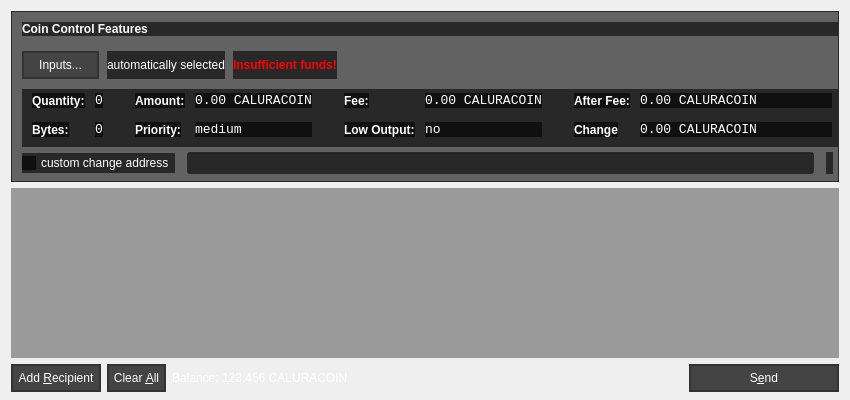
Before: the Qt Designer form src/qt/forms/sendcoinsdialog.ui in laurobeleche/Caluracoin, drawn with Qt 5.
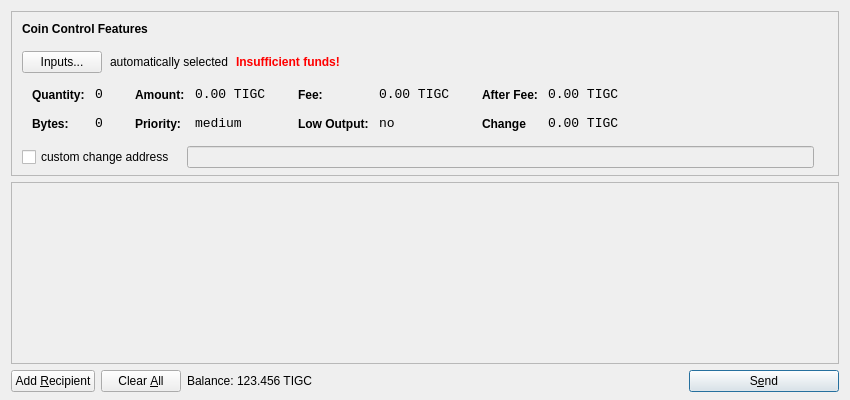
After: the same form once the commit is applied. Icons and pictures are not drawn.

Patch:
```diff
--- a/src/qt/forms/sendcoinsdialog.ui
+++ b/src/qt/forms/sendcoinsdialog.ui
@@ -13,9 +13,6 @@
   <property name="windowTitle">
    <string>Send Coins</string>
   </property>
-  <property name="styleSheet">
-   <string notr="true">QToolTip {color: white; border: 1px solid white; background-color: blue;}</string>
-  </property>
   <layout class="QVBoxLayout" name="verticalLayout" stretch="0,1,0">
    <property name="bottomMargin">
     <number>8</number>
@@ -34,9 +31,6 @@
        <height>16777215</height>
       </size>
      </property>
-     <property name="styleSheet">
-      <string notr="true">background: rgba(0, 0, 0, 150);</string>
-     </property>
      <property name="frameShape">
       <enum>QFrame::StyledPanel</enum>
      </property>
@@ -45,7 +39,7 @@
      </property>
      <layout class="QVBoxLayout" name="verticalLayoutCoinControl2">
       <property name="spacing">
-       <number>7</number>
+       <number>-1</number>
       </property>
       <property name="leftMargin">
        <number>0</number>
@@ -90,7 +84,7 @@
              </font>
             </property>
             <property name="styleSheet">
-             <string notr="true">font-weight:bold; color: white;</string>
+             <string notr="true">font-weight:bold;</string>
             </property>
             <property name="text">
              <string>Coin Control Features</string>
@@ -110,8 +104,7 @@
           <item>
            <widget class="QPushButton" name="pushButtonCoinControl">
             <property name="styleSheet">
-             <string notr="true">color: white;background-color: #444444; border: 2px solid #333333; padding: 5px 15px 5px 15px;
-</string>
+             <string notr="true"/>
             </property>
             <property name="text">
              <string>Inputs...</string>
@@ -120,9 +113,6 @@
           </item>
           <item>
            <widget class="QLabel" name="labelCoinControlAutomaticallySelected">
-            <property name="styleSheet">
-             <string notr="true">color: white;</string>
-            </property>
             <property name="text">
              <string>automatically selected</string>
             </property>
@@ -226,7 +216,7 @@
                <item row="0" column="0">
                 <widget class="QLabel" name="labelCoinControlQuantityText">
                  <property name="styleSheet">
-                  <string notr="true">font-weight:bold; color: white;</string>
+                  <string notr="true">font-weight:bold;</string>
                  </property>
                  <property name="text">
                   <string>Quantity:</string>
@@ -250,9 +240,6 @@
                  <property name="contextMenuPolicy">
                   <enum>Qt::ActionsContextMenu</enum>
                  </property>
-                 <property name="styleSheet">
-                  <string notr="true">color: white;</string>
-                 </property>
                  <property name="text">
                   <string>0</string>
                  </property>
@@ -267,7 +254,7 @@
                <item row="1" column="0">
                 <widget class="QLabel" name="labelCoinControlBytesText">
                  <property name="styleSheet">
-                  <string notr="true">font-weight:bold; color: white;</string>
+                  <string notr="true">font-weight:bold;</string>
                  </property>
                  <property name="text">
                   <string>Bytes:</string>
@@ -288,9 +275,6 @@
                  <property name="contextMenuPolicy">
                   <enum>Qt::ActionsContextMenu</enum>
                  </property>
-                 <property name="styleSheet">
-                  <string notr="true">color: white;</string>
-                 </property>
                  <property name="text">
                   <string>0</string>
                  </property>
@@ -321,7 +305,7 @@
                <item row="0" column="0">
                 <widget class="QLabel" name="labelCoinControlAmountText">
                  <property name="styleSheet">
-                  <string notr="true">color: white;font-weight:bold;</string>
+                  <string notr="true">font-weight:bold;</string>
                  </property>
                  <property name="text">
                   <string>Amount:</string>
@@ -345,11 +329,8 @@
                  <property name="contextMenuPolicy">
                   <enum>Qt::ActionsContextMenu</enum>
                  </property>
-                 <property name="styleSheet">
-                  <string notr="true">color: white;</string>
-                 </property>
                  <property name="text">
-                  <string>0.00 CALURACOIN</string>
+                  <string>0.00 TIGC</string>
                  </property>
                  <property name="textInteractionFlags">
                   <set>Qt::LinksAccessibleByMouse|Qt::TextSelectableByKeyboard|Qt::TextSelectableByMouse</set>
@@ -359,7 +340,7 @@
                <item row="1" column="0">
                 <widget class="QLabel" name="labelCoinControlPriorityText">
                  <property name="styleSheet">
-                  <string notr="true">color: white;font-weight:bold;</string>
+                  <string notr="true">font-weight:bold;</string>
                  </property>
                  <property name="text">
                   <string>Priority:</string>
@@ -380,9 +361,6 @@
                  <property name="contextMenuPolicy">
                   <enum>Qt::ActionsContextMenu</enum>
                  </property>
-                 <property name="styleSheet">
-                  <string notr="true">color: white;</string>
-                 </property>
                  <property name="text">
                   <string>medium</string>
                  </property>
@@ -413,7 +391,7 @@
                <item row="0" column="0">
                 <widget class="QLabel" name="labelCoinControlFeeText">
                  <property name="styleSheet">
-                  <string notr="true">color: white;font-weight:bold;</string>
+                  <string notr="true">font-weight:bold;</string>
                  </property>
                  <property name="text">
                   <string>Fee:</string>
@@ -437,11 +415,8 @@
                  <property name="contextMenuPolicy">
                   <enum>Qt::ActionsContextMenu</enum>
                  </property>
-                 <property name="styleSheet">
-                  <string notr="true">color: white;</string>
-                 </property>
                  <property name="text">
-                  <string>0.00 CALURACOIN</string>
+                  <string>0.00 TIGC</string>
                  </property>
                  <property name="textInteractionFlags">
                   <set>Qt::LinksAccessibleByMouse|Qt::TextSelectableByKeyboard|Qt::TextSelectableByMouse</set>
@@ -451,7 +426,7 @@
                <item row="1" column="0">
                 <widget class="QLabel" name="labelCoinControlLowOutputText">
                  <property name="styleSheet">
-                  <string notr="true">color: white;font-weight:bold;</string>
+                  <string notr="true">font-weight:bold;</string>
                  </property>
                  <property name="text">
                   <string>Low Output:</string>
@@ -472,9 +447,6 @@
                  <property name="contextMenuPolicy">
                   <enum>Qt::ActionsContextMenu</enum>
                  </property>
-                 <property name="styleSheet">
-                  <string notr="true">color: white;</string>
-                 </property>
                  <property name="text">
                   <string>no</string>
                  </property>
@@ -505,7 +477,7 @@
                <item row="0" column="0">
                 <widget class="QLabel" name="labelCoinControlAfterFeeText">
                  <property name="styleSheet">
-                  <string notr="true">color: white;font-weight:bold;</string>
+                  <string notr="true">font-weight:bold;</string>
                  </property>
                  <property name="text">
                   <string>After Fee:</string>
@@ -529,11 +501,8 @@
                  <property name="contextMenuPolicy">
                   <enum>Qt::ActionsContextMenu</enum>
                  </property>
-                 <property name="styleSheet">
-                  <string notr="true">color: white;</string>
-                 </property>
                  <property name="text">
-                  <string>0.00 CALURACOIN</string>
+                  <string>0.00 TIGC</string>
                  </property>
                  <property name="textInteractionFlags">
                   <set>Qt::LinksAccessibleByMouse|Qt::TextSelectableByKeyboard|Qt::TextSelectableByMouse</set>
@@ -543,7 +512,7 @@
                <item row="1" column="0">
                 <widget class="QLabel" name="labelCoinControlChangeText">
                  <property name="styleSheet">
-                  <string notr="true">color: white;font-weight:bold;</string>
+                  <string notr="true">font-weight:bold;</string>
                  </property>
                  <property name="text">
                   <string>Change</string>
@@ -564,11 +533,8 @@
                  <property name="contextMenuPolicy">
                   <enum>Qt::ActionsContextMenu</enum>
                  </property>
-                 <property name="styleSheet">
-                  <string notr="true">color: white;</string>
-                 </property>
                  <property name="text">
-                  <string>0.00 CALURACOIN</string>
+                  <string>0.00 TIGC</string>
                  </property>
                  <property name="textInteractionFlags">
                   <set>Qt::LinksAccessibleByMouse|Qt::TextSelectableByKeyboard|Qt::TextSelectableByMouse</set>
@@ -598,9 +564,6 @@
           </property>
           <item>
            <widget class="QCheckBox" name="checkBoxCoinControlChange">
-            <property name="styleSheet">
-             <string notr="true">color: white;</string>
-            </property>
             <property name="text">
              <string>custom change address</string>
             </property>
@@ -617,9 +580,6 @@
               <verstretch>0</verstretch>
              </sizepolicy>
             </property>
-            <property name="styleSheet">
-             <string notr="true">color: white;</string>
-            </property>
            </widget>
           </item>
           <item>
@@ -666,9 +626,6 @@
    </item>
    <item>
     <widget class="QScrollArea" name="scrollArea">
-     <property name="styleSheet">
-      <string notr="true">background: rgba(0, 0, 0, 50)</string>
-     </property>
      <property name="widgetResizable">
       <bool>true</bool>
      </property>
@@ -677,8 +634,8 @@
        <rect>
         <x>0</x>
         <y>0</y>
-        <width>826</width>
-        <height>136</height>
+        <width>830</width>
+        <height>165</height>
        </rect>
       </property>
       <layout class="QVBoxLayout" name="verticalLayout_2">
@@ -725,10 +682,6 @@
        <property name="toolTip">
         <string>Send to multiple recipients at once</string>
        </property>
-       <property name="styleSheet">
-        <string notr="true">color: white;background-color: #444444; border: 2px solid #333333; padding: 5px;
-</string>
-       </property>
        <property name="text">
         <string>Add &amp;Recipient</string>
        </property>
@@ -752,10 +705,6 @@
        <property name="toolTip">
         <string>Remove all transaction fields</string>
        </property>
-       <property name="styleSheet">
-        <string notr="true">color: white;background-color: #444444; border: 2px solid #333333; padding: 5px;
-</string>
-       </property>
        <property name="text">
         <string>Clear &amp;All</string>
        </property>
@@ -784,9 +733,6 @@
            <verstretch>0</verstretch>
           </sizepolicy>
          </property>
-         <property name="styleSheet">
-          <string notr="true">color: white;</string>
-         </property>
          <property name="text">
           <string>Balance:</string>
          </property>
@@ -803,11 +749,8 @@
          <property name="cursor">
           <cursorShape>IBeamCursor</cursorShape>
          </property>
-         <property name="styleSheet">
-          <string notr="true">color: white;</string>
-         </property>
          <property name="text">
-          <string>123.456 CALURACOIN</string>
+          <string>123.456 TIGC</string>
          </property>
          <property name="textInteractionFlags">
           <set>Qt::LinksAccessibleByMouse|Qt::TextSelectableByKeyboard|Qt::TextSelectableByMouse</set>
@@ -840,10 +783,6 @@
        <property name="toolTip">
         <string>Confirm the send action</string>
        </property>
-       <property name="styleSheet">
-        <string notr="true">color: white;background-color: #444444; border: 2px solid #333333; padding: 5px;
-</string>
-       </property>
        <property name="text">
         <string>S&amp;end</string>
        </property>
```
Left out of the diff: 22 changed lines with no effect on the pictures.
